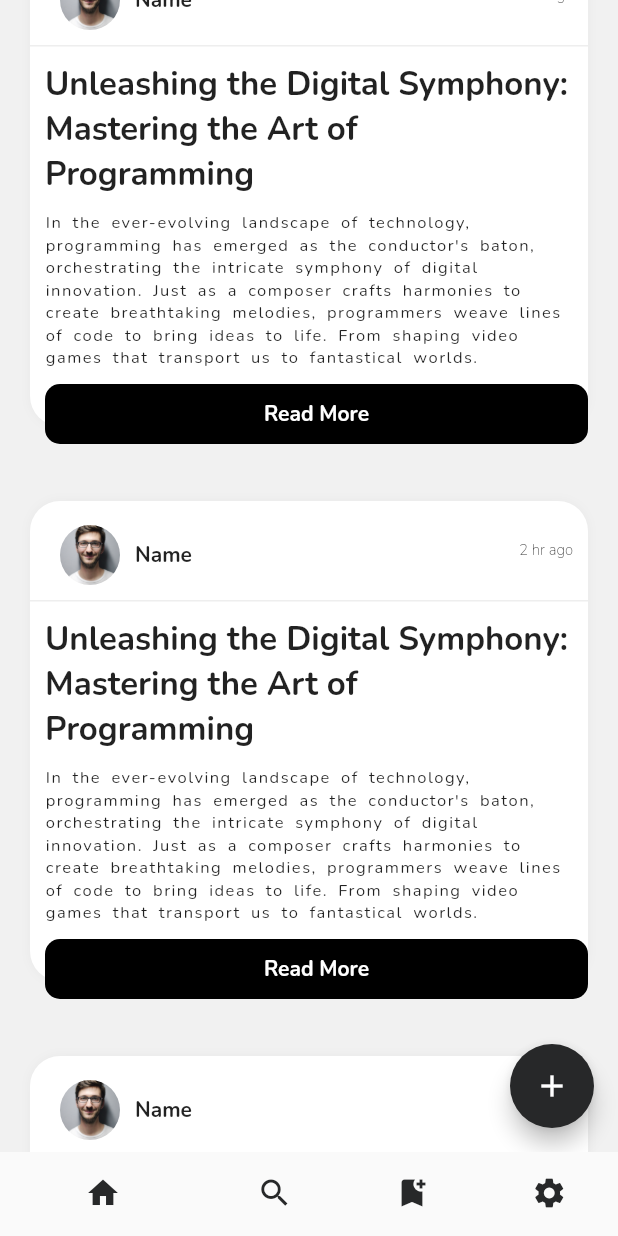
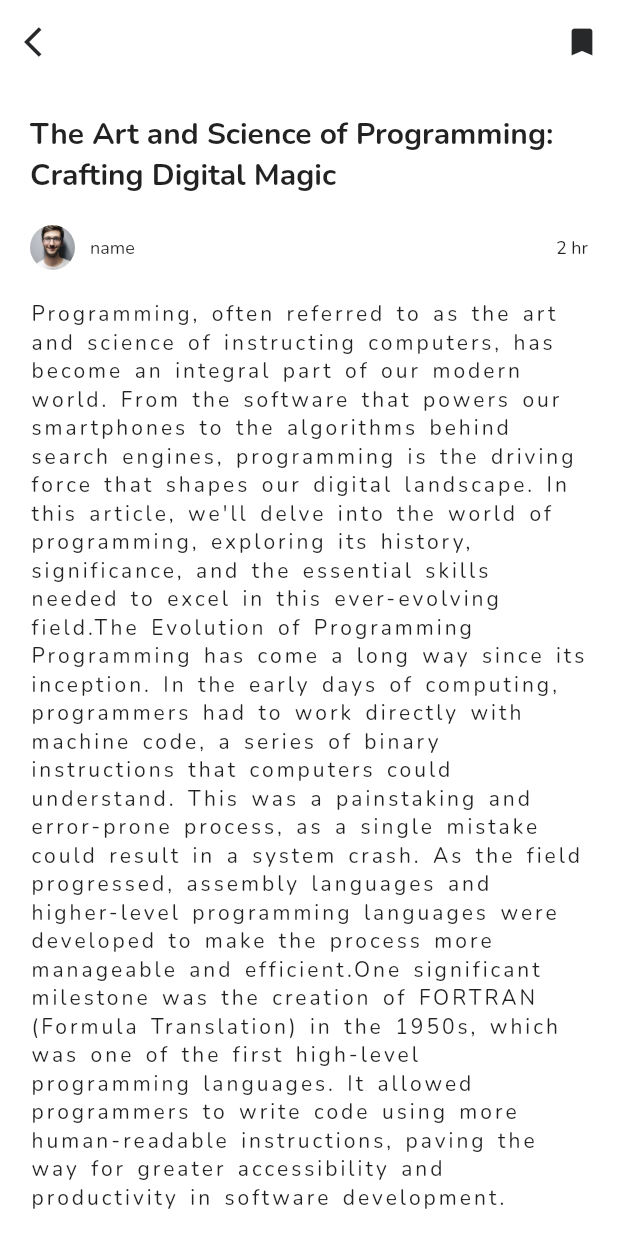
Before and after one commit to Celestial00/In-Sight-App, a Flutter app: the screen it shows after launch, scrolled down 576 dp, after a tap on "Read More", on a phone screen of 412 x 824 dp. Run offline on Flutter 3.47's test engine with Material 2 defaults, Android fonts, the phone set to English and light mode, and no system bars; our stand-ins replace google_fonts.

Commit message:
Article-page-update

```diff
--- a/lib/components/Article_Button.dart
+++ b/lib/components/Article_Button.dart
@@ -1,4 +1,5 @@
 import 'package:flutter/material.dart';
+import 'package:insight/views/Article_Page.dart';
 
 class Article_Button extends StatelessWidget {
   const Article_Button({super.key});
@@ -7,7 +8,8 @@ class Article_Button extends StatelessWidget {
   Widget build(BuildContext context) {
     return GestureDetector(
       onTap: () {
-        print("clicked");
+        Navigator.of(context)
+            .push(MaterialPageRoute(builder: (context) => ArticlePage()));
       },
       child: Padding(
         padding: EdgeInsets.only(left: 10, top: 10),
--- a/lib/views/Article_Page.dart
+++ b/lib/views/Article_Page.dart
@@ -0,0 +1,104 @@
+import 'package:flutter/material.dart';
+import 'package:insight/Constants/Color.dart';
+
+class ArticlePage extends StatefulWidget {
+  const ArticlePage({super.key});
+
+  @override
+  State<ArticlePage> createState() => _ArticlePageState();
+}
+
+class _ArticlePageState extends State<ArticlePage> {
+  @override
+  Widget build(BuildContext context) {
+    return Scaffold(
+      backgroundColor: Colors.white,
+      appBar: AppBar(
+        backgroundColor: Colors.white,
+        leading: IconButton(
+            onPressed: () {
+              Navigator.of(context).pop();
+            },
+            icon: Icon(
+              Icons.arrow_back_ios,
+              color: Sec_Color,
+            )),
+        actions: [
+          IconButton(
+              onPressed: () {},
+              icon: Icon(
+                Icons.bookmark,
+                color: Sec_Color,
+              ))
+        ],
+        elevation: 0,
+      ),
+      body: SingleChildScrollView(
+        child: Column(
+          children: [
+            Padding(
+              padding: EdgeInsets.all(20),
+              child: Text(
+                "The Art and Science of Programming: Crafting Digital Magic",
+                style: TextStyle(
+                    fontSize: 20,
+                    fontFamily: 'nunito',
+                    fontWeight: FontWeight.bold),
+              ),
+            ),
+            Row(
+              mainAxisAlignment: MainAxisAlignment.spaceBetween,
+              children: [
+                Padding(
+                  padding: EdgeInsets.only(left: 20),
+                  child: Row(
+                    children: [
+                      Container(
+                        width: 30,
+                        height: 30,
+                        decoration: BoxDecoration(
+                            image: DecorationImage(
+                                image: AssetImage('assets/dp.jpg'),
+                                fit: BoxFit.cover),
+                            borderRadius: BorderRadius.circular(50)),
+                      ),
+                      Padding(
+                          padding: EdgeInsets.only(left: 10),
+                          child: Text(
+                            "name",
+                            style: TextStyle(
+                              fontSize: 12,
+                              fontFamily: 'nunito',
+                            ),
+                          ))
+                    ],
+                  ),
+                ),
+                Padding(
+                    padding: EdgeInsets.only(right: 20),
+                    child: Text(
+                      "2 hr",
+                      style: TextStyle(
+                        fontSize: 12,
+                        fontFamily: 'nunito',
+                      ),
+                    ))
+              ],
+            ),
+            Padding(
+                padding: EdgeInsets.all(20),
+                child: Text(
+                  "Programming, often referred to as the art and science of instructing computers, has become an integral part of our modern world. From the software that powers our smartphones to the algorithms behind search engines, programming is the driving force that shapes our digital landscape. In this article, we'll delve into the world of programming, exploring its history, significance, and the essential skills needed to excel in this ever-evolving field.\The Evolution of Programming Programming has come a long way since its inception. In the early days of computing, programmers had to work directly with machine code, a series of binary instructions that computers could understand. This was a painstaking and error-prone process, as a single mistake could result in a system crash. As the field progressed, assembly languages and higher-level programming languages were developed to make the process more manageable and efficient.One significant milestone was the creation of FORTRAN (Formula Translation) in the 1950s, which was one of the first high-level programming languages. It allowed programmers to write code using more human-readable instructions, paving the way for greater accessibility and productivity in software development.",
+                  style: TextStyle(
+                    fontSize: 14,
+                    letterSpacing: 2,
+                    wordSpacing: 2,
+                    fontFamily: 'nunito',
+                  ),
+                ))
+          ],
+        ),
+      ),
+    );
+  }
+}
```
